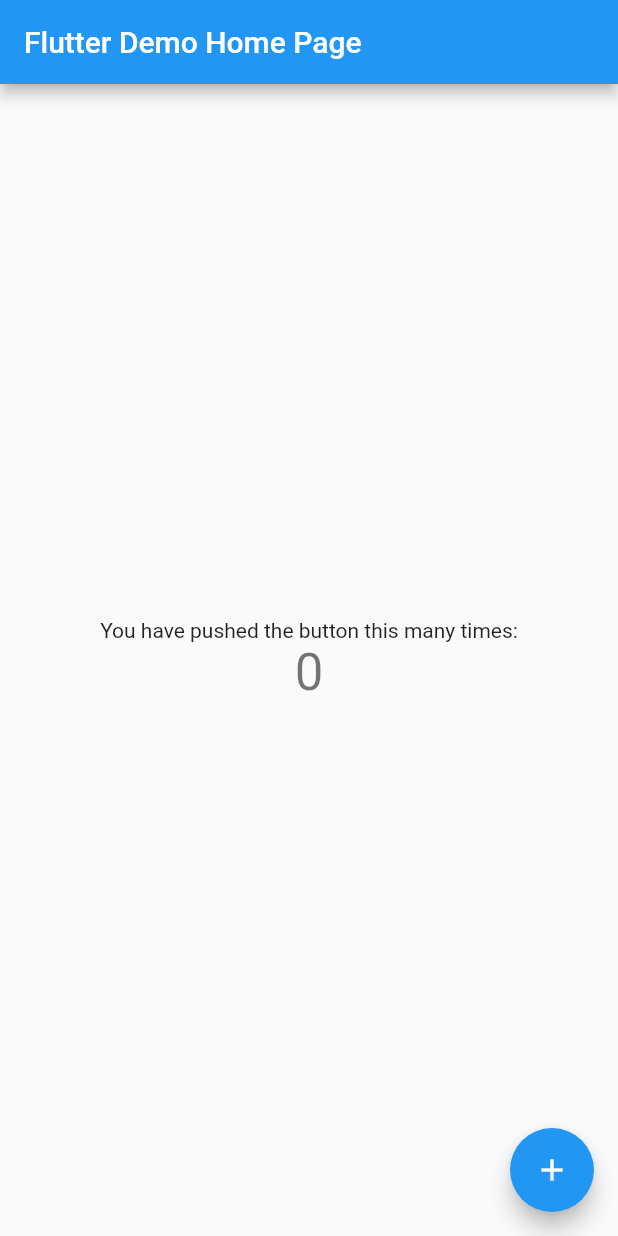
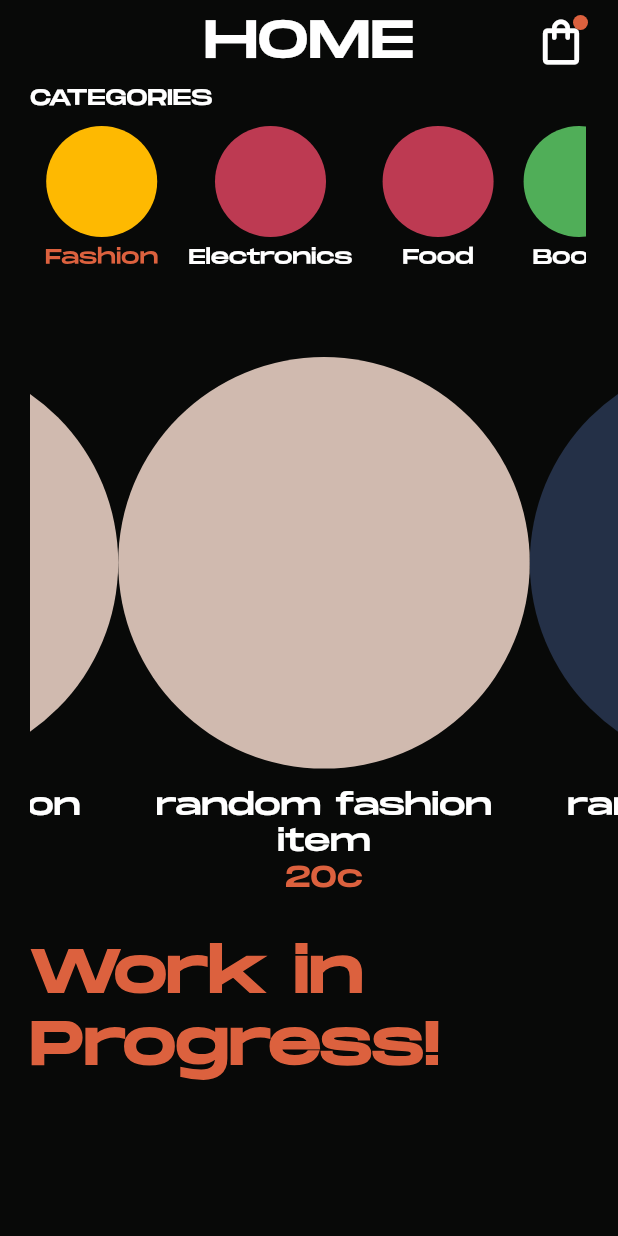
Before and after one commit to nignig0/Peer-to-peer-business-directory-mobile-app, a Flutter app: the screen it shows after launch, on a phone screen of 412 x 824 dp. Run offline on Flutter 3.47's test engine with Material 2 defaults, Android fonts, the phone set to English and light mode, and no system bars; drawn by our look-alikes of carousel_slider.

Commit message:
home page - added monument extended font - created the app bar - created the models - created the carousel

```diff
--- a/app/lib/main.dart
+++ b/app/lib/main.dart
@@ -1,3 +1,4 @@
+import 'package:app/screens/homescreen.dart';
 import 'package:flutter/material.dart';
 
 void main() {
@@ -10,106 +11,15 @@ class MyApp extends StatelessWidget {
   // This widget is the root of your application.
   @override
   Widget build(BuildContext context) {
-    return MaterialApp(
-      title: 'Flutter Demo',
+    return  MaterialApp(
+      debugShowCheckedModeBanner: false,
+      title: 'Peer to Peer business directory app',
       theme: ThemeData(
-        // This is the theme of your application.
-        //
-        // Try running your application with "flutter run". You'll see the
-        // application has a blue toolbar. Then, without quitting the app, try
-        // changing the primarySwatch below to Colors.green and then invoke
-        // "hot reload" (press "r" in the console where you ran "flutter run",
-        // or simply save your changes to "hot reload" in a Flutter IDE).
-        // Notice that the counter didn't reset back to zero; the application
-        // is not restarted.
-        primarySwatch: Colors.blue,
+        backgroundColor: const Color(0xFF080908),
+        primaryColor: const Color(0xFFdc613e),
+        fontFamily: 'MonumentExtended'
       ),
-      home: const MyHomePage(title: 'Flutter Demo Home Page'),
+      home: HomeScreen()
     );
   }
 }
-
-class MyHomePage extends StatefulWidget {
-  const MyHomePage({Key? key, required this.title}) : super(key: key);
-
-  // This widget is the home page of your application. It is stateful, meaning
-  // that it has a State object (defined below) that contains fields that affect
-  // how it looks.
-
-  // This class is the configuration for the state. It holds the values (in this
-  // case the title) provided by the parent (in this case the App widget) and
-  // used by the build method of the State. Fields in a Widget subclass are
-  // always marked "final".
-
-  final String title;
-
-  @override
-  State<MyHomePage> createState() => _MyHomePageState();
-}
-
-class _MyHomePageState extends State<MyHomePage> {
-  int _counter = 0;
-
-  void _incrementCounter() {
-    setState(() {
-      // This call to setState tells the Flutter framework that something has
-      // changed in this State, which causes it to rerun the build method below
-      // so that the display can reflect the updated values. If we changed
-      // _counter without calling setState(), then the build method would not be
-      // called again, and so nothing would appear to happen.
-      _counter++;
-    });
-  }
-
-  @override
-  Widget build(BuildContext context) {
-    // This method is rerun every time setState is called, for instance as done
-    // by the _incrementCounter method above.
-    //
-    // The Flutter framework has been optimized to make rerunning build methods
-    // fast, so that you can just rebuild anything that needs updating rather
-    // than having to individually change instances of widgets.
-    return Scaffold(
-      appBar: AppBar(
-        // Here we take the value from the MyHomePage object that was created by
-        // the App.build method, and use it to set our appbar title.
-        title: Text(widget.title),
-      ),
-      body: Center(
-        // Center is a layout widget. It takes a single child and positions it
-        // in the middle of the parent.
-        child: Column(
-          // Column is also a layout widget. It takes a list of children and
-          // arranges them vertically. By default, it sizes itself to fit its
-          // children horizontally, and tries to be as tall as its parent.
-          //
-          // Invoke "debug painting" (press "p" in the console, choose the
-          // "Toggle Debug Paint" action from the Flutter Inspector in Android
-          // Studio, or the "Toggle Debug Paint" command in Visual Studio Code)
-          // to see the wireframe for each widget.
-          //
-          // Column has various properties to control how it sizes itself and
-          // how it positions its children. Here we use mainAxisAlignment to
-          // center the children vertically; the main axis here is the vertical
-          // axis because Columns are vertical (the cross axis would be
-          // horizontal).
-          mainAxisAlignment: MainAxisAlignment.center,
-          children: <Widget>[
-            const Text(
-              'You have pushed the button this many times:',
-            ),
-            Text(
-              '$_counter',
-              style: Theme.of(context).textTheme.headline4,
-            ),
-          ],
-        ),
-      ),
-      floatingActionButton: FloatingActionButton(
-        onPressed: _incrementCounter,
-        tooltip: 'Increment',
-        child: const Icon(Icons.add),
-      ), // This trailing comma makes auto-formatting nicer for build methods.
-    );
-  }
-}
--- /dev/null
+++ b/app/lib/models/index.dart
@@ -0,0 +1,42 @@
+import 'dart:math';
+
+import 'package:flutter/material.dart';
+
+final rand = Random();
+class Item{
+  String name;
+  int price;
+  Color color; //to replace pictures
+  Item({required this.name, required this.price, required this.color});
+}
+
+class Category {
+  String name;
+  List <Item> itemList;
+
+  Category({
+    required this.name,
+    required this.itemList,
+  });
+
+}
+
+List <Item> foodItems = List.generate(10, (index) => Item(name:'random food item', price: 10, color: itemColor[rand.nextInt(4)]));
+List <Item> fashionItems = List.generate(10, (index) => Item(name:'random fashion item', price: 20, color: itemColor[rand.nextInt(4)]));
+List <Item> electronicItems = List.generate(10, (index) => Item(name:'random electronic item', price: 30, color: itemColor[rand.nextInt(4)]));
+List <Item> bookItems = List.generate(10, (index) => Item(name:'random book item', price: 10, color: itemColor[rand.nextInt(4)]));
+
+ List <Color> itemColor = const [
+  Color(0xFFd0baaf),
+  Color(0xFF243047),
+  Color(0xFF125e5a),
+  Color(0xFF767c84)
+
+ ];
+
+List <Category> categories = [
+  Category(name: 'Fashion', itemList: fashionItems),
+  Category(name: 'Electronics', itemList: electronicItems),
+  Category(name: 'Food', itemList: foodItems),
+  Category(name: 'Books', itemList: bookItems),
+];
--- /dev/null
+++ b/app/lib/screens/homescreen.dart
@@ -0,0 +1,127 @@
+import 'dart:math';
+
+import 'package:app/models/index.dart';
+import 'package:app/utils.dart';
+import 'package:app/widgets/appBar.dart';
+import 'package:carousel_slider/carousel_slider.dart';
+import 'package:flutter/material.dart';
+import 'package:flutter/src/foundation/key.dart';
+import 'package:flutter/src/widgets/framework.dart';
+
+class HomeScreen extends StatefulWidget {
+  const HomeScreen({Key? key}) : super(key: key);
+
+  @override
+  State<HomeScreen> createState() => _HomeScreenState();
+}
+
+class _HomeScreenState extends State<HomeScreen> {
+  final rand = Random();
+  late List<Item> items;
+  int selectedIndex = 0;
+
+  @override
+  void initState() {
+    super.initState();
+    items = categories[0].itemList;
+    setState((){});
+  }
+  @override
+  Widget build(BuildContext context) {
+    return Scaffold(
+      backgroundColor: Theme.of(context).backgroundColor,
+      appBar: GenericAppBar(pageName: 'HOME', isHomePage: true),
+      body: Padding(
+        padding: const EdgeInsets.only(left: 20),
+        child: Column(
+          crossAxisAlignment: CrossAxisAlignment.start,
+          children: [
+            const Text('CATEGORIES',
+            style: TextStyle(
+              color: Colors.white,
+              fontSize: 15,
+            ),),
+
+            const SizedBox(height: 10),
+
+            SizedBox(
+              width: MediaQuery.of(context).size.width * 0.9,
+              height: 100,
+              child: ListView.builder(
+                itemCount: categories.length,
+                shrinkWrap: true,
+                scrollDirection: Axis.horizontal,
+                itemBuilder: (context, index){
+                  return GestureDetector(
+                    onTap: (){
+                      setState(() {
+                        items = categories[index].itemList;
+                        selectedIndex = index;
+                      });
+                    },
+                    child: Padding(
+                      padding: const EdgeInsets.only(left: 10, right: 10),
+                      child: Column(
+                        children: [
+                          CircleAvatar(
+                            backgroundColor: colors[rand.nextInt(3)],
+                            radius: 37,
+                          ),
+                          const SizedBox(height: 5),
+                          Text(categories[index].name, style: TextStyle(
+                            color: (selectedIndex == index) ? Theme.of(context).primaryColor : Colors.white
+                            ),)
+                        ],
+                      ),
+                    ),
+                  );
+                },
+              ),
+            ),
+
+            SizedBox(height: MediaQuery.of(context).size.height * 0.05,),
+
+            CarouselSlider.builder(itemCount: items.length,
+             itemBuilder: (context, index, pageViewIndex){
+              return Column(
+                children: [
+                  CircleAvatar(
+                    radius: 150,
+                    backgroundColor: items[index].color,
+                  ),
+                  Text(items[index].name, textAlign: TextAlign.center,
+                  style: const TextStyle(
+                    color: Colors.white,
+                    fontSize: 20,
+                  )),
+                  Text('${items[index].price}c', textAlign: TextAlign.center,
+                  style: TextStyle(
+                    color: Theme.of(context).primaryColor,
+                    fontSize: 20,
+                  ))
+                ],
+              );
+             },
+            options: CarouselOptions(
+              autoPlay: true,
+              autoPlayInterval: const Duration(seconds: 5),
+              height: 400,
+              viewportFraction: 0.7,
+              initialPage:  0,
+            )),
+
+
+            Center(
+              child: Text('Work in Progress!',
+              style: TextStyle(
+                color: Theme.of(context).primaryColor,
+                fontWeight: FontWeight.bold,
+                fontSize: 40
+              ))
+            ),
+          ],
+        ),
+      ),
+    );
+  }
+}
--- /dev/null
+++ b/app/lib/utils.dart
@@ -0,0 +1,7 @@
+import 'package:flutter/cupertino.dart';
+
+List<Color> colors = const [
+  Color(0xFF50ae58),
+  Color(0xFFfeb901),
+  Color(0xFFbd3a52)
+];
--- /dev/null
+++ b/app/lib/widgets/appBar.dart
@@ -0,0 +1,48 @@
+import 'package:flutter/material.dart';
+
+class GenericAppBar extends StatelessWidget implements PreferredSizeWidget{
+  GenericAppBar({
+  required this.pageName,
+  required this.isHomePage
+   });
+  String pageName;
+  bool isHomePage;
+
+  @override
+  Widget build(BuildContext context) {
+    return AppBar(
+      backgroundColor: Colors.transparent,
+      elevation: 0.0,
+      title: Text(pageName,
+      style: const TextStyle(
+        color: Colors.white,
+        fontSize: 36
+      ),),
+      centerTitle: true,
+      actions: [
+        Padding(
+          padding: const EdgeInsets.only(top: 10, right: 20),
+          child: Stack(
+            fit: StackFit.loose,
+            alignment: Alignment.topRight,
+            children: [
+              const Icon(Icons.shopping_bag_outlined, size: 36),
+              Positioned(child: Container(
+                height: 10,
+                width: 10,
+                decoration: BoxDecoration(
+                  shape: BoxShape.circle,
+                  color: Theme.of(context).primaryColor,
+                ),
+              ))
+            ],
+          ),
+        )
+      ],
+    );
+  }
+
+  @override
+  // TODO: implement preferredSize
+  Size get preferredSize => const Size.fromHeight(kToolbarHeight);
+}
```
Also changed, not shown: app/pubspec.yaml (+6 -12 lines), app/assets/fonts/MonumentExtended-Regular.otf (added), app/pubspec.lock.
